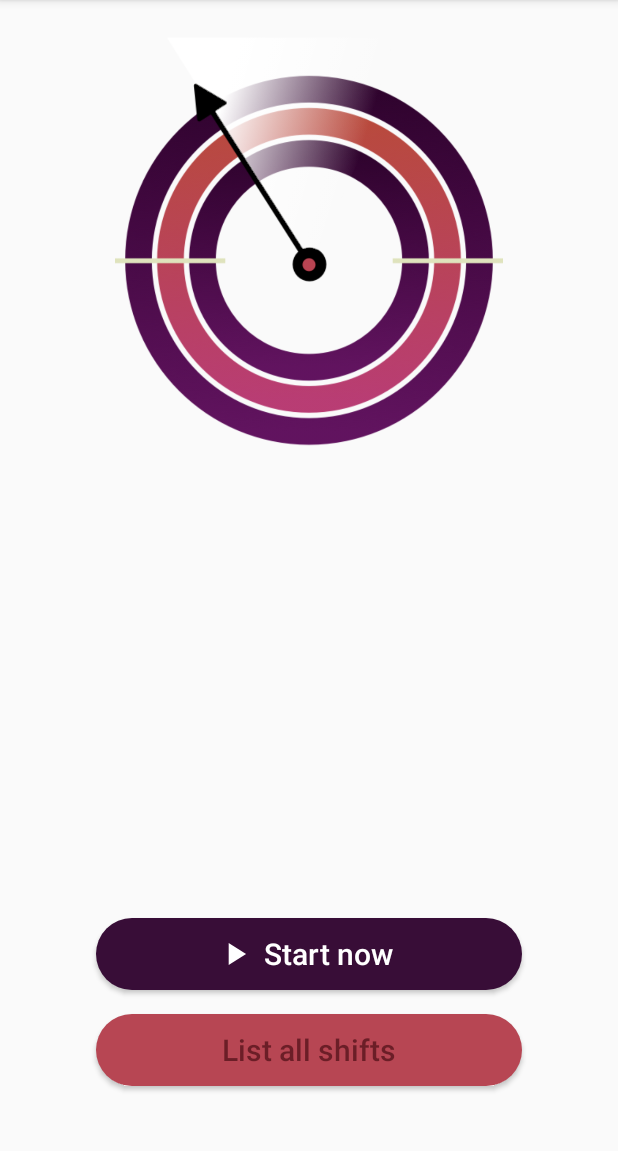
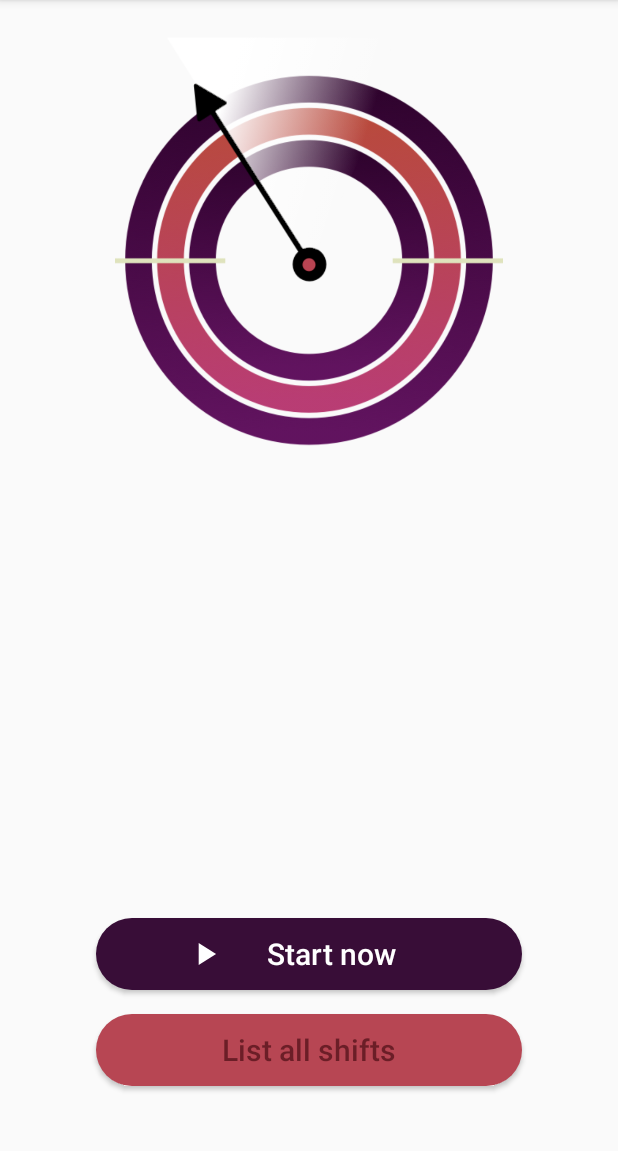
Before and after one commit to Erezbiox1/PayTimer, an Android app: the screen it shows after launch (MainActivity), on a phone screen of 412 x 824 dp, the part 84-1235 px from its top. Run offline under Robolectric (Android 15) with nearby library versions, the phone set to English and light mode, and no system bars; our stand-ins replace Firebase (no records; nobody signed in at launch, a user with empty details on screens opened directly).

Commit message:
Added Hebrew Translations

```diff
--- a/app/src/main/java/com/erezbiox1/paytimer/activities/LoginActivity.java
+++ b/app/src/main/java/com/erezbiox1/paytimer/activities/LoginActivity.java
@@ -145,7 +145,7 @@ public class LoginActivity extends AppCompatActivity implements OnFailureListene
         Intent pickFileIntent = new Intent();
         pickFileIntent.setType("image/*");
         pickFileIntent.setAction(Intent.ACTION_GET_CONTENT);
-        startActivityForResult(Intent.createChooser(pickFileIntent, "Select a profile picture"), FILE_PICKER);
+        startActivityForResult(Intent.createChooser(pickFileIntent, getString(R.string.select_profile_pictrue)), FILE_PICKER);
 
     }
 
@@ -173,10 +173,10 @@ public class LoginActivity extends AppCompatActivity implements OnFailureListene
                                                 .setPhotoUri(downloadLink.getResult())
                                                 .build());
                             }).addOnSuccessListener(uri1 -> {
-                                Toast.makeText(LoginActivity.this, "Image uploaded successfully!", Toast.LENGTH_SHORT).show();
+                                Toast.makeText(LoginActivity.this, R.string.image_uploaded_success, Toast.LENGTH_SHORT).show();
                                 updateUi(user);
                             }).addOnFailureListener(e -> {
-                                Toast.makeText(LoginActivity.this, "Image upload failed!", Toast.LENGTH_SHORT).show();
+                                Toast.makeText(LoginActivity.this, R.string.image_upload_fail, Toast.LENGTH_SHORT).show();
                             });
                 }
 
--- a/app/src/main/res/layout/content_main.xml
+++ b/app/src/main/res/layout/content_main.xml
@@ -48,7 +48,7 @@
         android:id="@+id/start_symbol"
         android:layout_width="wrap_content"
         android:layout_height="wrap_content"
-        android:layout_marginStart="80dp"
+        android:layout_marginStart="60dp"
         android:layout_marginTop="10dp"
         android:layout_marginBottom="10dp"
         android:contentDescription="@string/animated_start_symbol"
@@ -70,7 +70,7 @@
         android:textAllCaps="false"
         android:textColor="@android:color/white"
         android:textSize="20sp"
-        android:paddingStart="25dp"
+        android:paddingStart="30dp"
         app:layout_constraintBottom_toTopOf="@+id/list_shifts_btn"
         app:layout_constraintEnd_toEndOf="parent"
         app:layout_constraintHorizontal_bias="0.0"
--- a/app/src/main/res/xml/root_preferences.xml
+++ b/app/src/main/res/xml/root_preferences.xml
@@ -26,7 +26,7 @@
         <com.erezbiox1.paytimer.views.preferences.ButtonPreference
             app:key="cloud_saves"
             app:title="@string/settings_auth"
-            app:summary="Login to enable cloud saves"
+            app:summary="@string/settings_auth_summary"
             app:defaultValue="true"
             app:iconSpaceReserved="false"/>
 
```
Also changed, not shown: app/src/main/res/values/strings.xml (+6 -8 lines), 1 other file.
